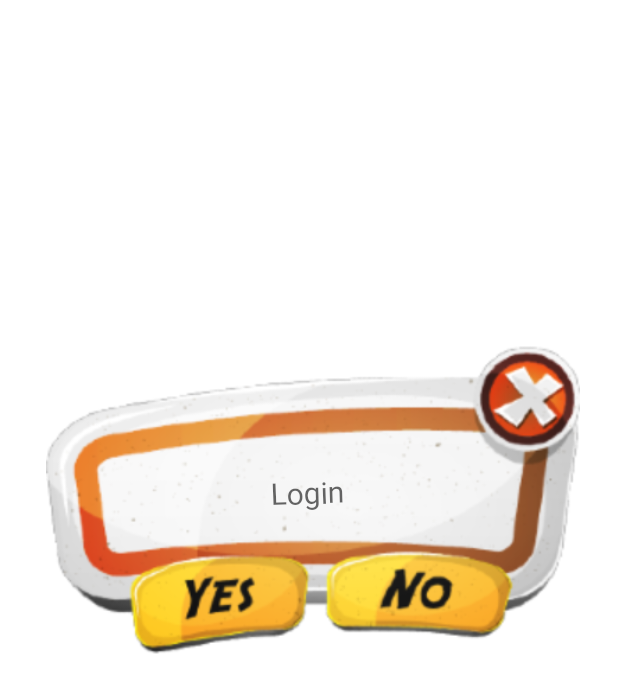
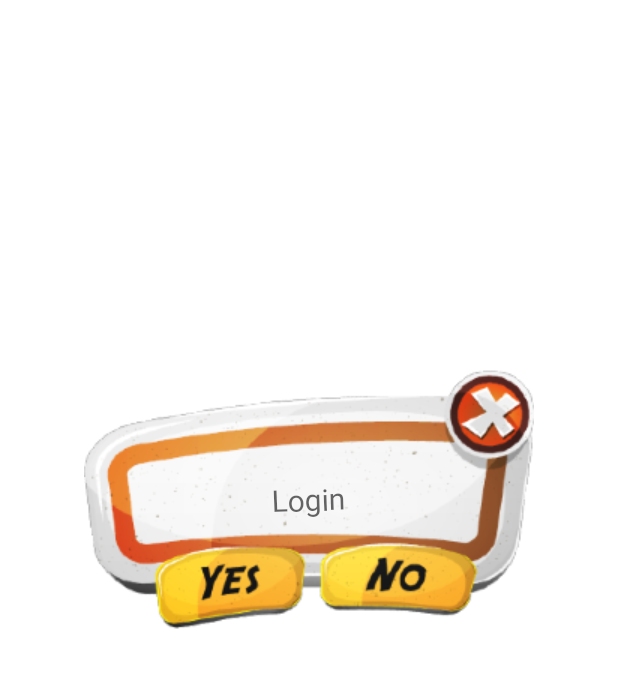
Before and after one commit to hkccchuang/Group_project, an Android app: the Login screen opened directly, with no data from a screen before it, on a phone screen of 412 x 824 dp. Shown: the top 693 px of the screen. Run offline under Robolectric (Android 15) with nearby library versions, the phone set to English and light mode, and no system bars.

Commit message:
initial commit

```diff
--- a/app/src/main/res/layout/activity_login.xml
+++ b/app/src/main/res/layout/activity_login.xml
@@ -8,8 +8,8 @@
 
     <ImageView
         android:id="@+id/imageRegister"
-        android:layout_width="384dp"
-        android:layout_height="225dp"
+        android:layout_width="wrap_content"
+        android:layout_height="wrap_content"
         android:layout_marginStart="55dp"
         android:layout_marginLeft="55dp"
         android:layout_marginTop="100dp"
@@ -26,10 +26,8 @@
 
     <EditText
         android:id="@+id/editUserName"
-        android:layout_width="250dp"
-        android:layout_height="82dp"
-        android:layout_marginStart="10dp"
-        android:layout_marginLeft="10dp"
+        android:layout_width="240dp"
+        android:layout_height="45dp"
         android:layout_marginBottom="10dp"
         android:background="@null"
         android:cursorVisible="false"
@@ -44,52 +42,52 @@
 
         app:layout_constraintBottom_toBottomOf="@+id/imageRegister"
         app:layout_constraintEnd_toEndOf="@+id/imageRegister"
-        app:layout_constraintStart_toStartOf="parent"
-        app:layout_constraintTop_toTopOf="@+id/imageRegister" />
+        app:layout_constraintStart_toStartOf="@+id/imageRegister"
+        app:layout_constraintTop_toTopOf="@+id/imageRegister"
+        app:layout_constraintVertical_bias="0.54" />
 
     <Button
         android:id="@+id/btnCancel"
-        android:layout_width="68dp"
-        android:layout_height="73dp"
-        android:layout_marginStart="310dp"
-        android:layout_marginLeft="310dp"
-        android:layout_marginTop="8dp"
-        android:layout_marginEnd="35dp"
-        android:layout_marginRight="35dp"
+        android:layout_width="52dp"
+        android:layout_height="61dp"
+        android:layout_marginTop="12dp"
+        android:background="@android:color/transparent"
+        android:contentDescription="@string/btn_cancel2"
         android:text="@string/btn_register"
-        android:contentDescription="@string/btn_cancel2"
         app:backgroundTint="@color/black"
-        android:background="@android:color/transparent"
-        app:layout_constraintEnd_toEndOf="parent"
-        app:layout_constraintHorizontal_bias="0.444"
+        app:layout_constraintEnd_toEndOf="@+id/imageRegister"
+        app:layout_constraintHorizontal_bias="0.96"
         app:layout_constraintStart_toStartOf="@+id/imageRegister"
         app:layout_constraintTop_toTopOf="@+id/imageRegister" />
 
     <Button
         android:id="@+id/btnConfirm"
-        android:layout_width="117dp"
-        android:layout_height="72dp"
-        android:layout_marginStart="90dp"
-        android:layout_marginLeft="90dp"
-        android:layout_marginBottom="5dp"
+        android:layout_width="wrap_content"
+        android:layout_height="wrap_content"
+        android:layout_marginStart="40dp"
+        android:layout_marginLeft="40dp"
+        android:layout_marginEnd="20dp"
+        android:layout_marginRight="20dp"
+        android:layout_marginBottom="16dp"
+        android:background="@android:color/transparent"
+        android:contentDescription="@string/btn_confirm"
         android:text="@string/btn_register"
         app:backgroundTint="@color/black"
-        android:background="@android:color/transparent"
-        android:contentDescription="@string/btn_confirm"
         app:layout_constraintBottom_toBottomOf="@+id/imageRegister"
-        app:layout_constraintStart_toStartOf="parent" />
+        app:layout_constraintEnd_toStartOf="@+id/btnCancel2"
+        app:layout_constraintStart_toStartOf="@+id/imageRegister" />
 
     <Button
         android:id="@+id/btnCancel2"
-        android:layout_width="122dp"
-        android:layout_height="64dp"
-        android:layout_marginStart="200dp"
-        android:layout_marginLeft="200dp"
-        android:layout_marginBottom="15dp"
+        android:layout_width="wrap_content"
+        android:layout_height="wrap_content"
+        android:layout_marginStart="168dp"
+        android:layout_marginLeft="168dp"
+        android:layout_marginBottom="20dp"
+        android:background="@android:color/transparent"
+        android:contentDescription="@string/btn_cancel"
         android:text="@string/btn_register"
         app:backgroundTint="@color/black"
-        android:background="@android:color/transparent"
-        android:contentDescription="@string/btn_cancel"
         app:layout_constraintBottom_toBottomOf="@+id/imageRegister"
         app:layout_constraintStart_toStartOf="@+id/imageRegister" />
 
--- a/app/src/main/res/layout/activity_stage1.xml
+++ b/app/src/main/res/layout/activity_stage1.xml
@@ -63,8 +63,8 @@
         android:background="@drawable/restart"
         android:contentDescription="@string/Restart"
         android:scaleType="fitXY"
-        app:layout_constraintEnd_toEndOf="@+id/btnHint"
-        app:layout_constraintStart_toStartOf="@+id/btnBack"
+        app:layout_constraintEnd_toStartOf="@+id/btnHint"
+        app:layout_constraintStart_toEndOf="@+id/btnBack"
         app:layout_constraintTop_toTopOf="parent"
         app:srcCompat="@drawable/restart" />
 
--- a/app/src/main/res/layout/activity_stage10.xml
+++ b/app/src/main/res/layout/activity_stage10.xml
@@ -62,8 +62,8 @@
         android:background="@drawable/restart"
         android:contentDescription="@string/Restart"
         android:scaleType="fitXY"
-        app:layout_constraintEnd_toEndOf="@+id/btnHint"
-        app:layout_constraintStart_toStartOf="@+id/btnBack"
+        app:layout_constraintEnd_toStartOf="@+id/btnHint"
+        app:layout_constraintStart_toEndOf="@+id/btnBack"
         app:layout_constraintTop_toTopOf="parent"
         app:srcCompat="@drawable/restart" />
 
--- a/app/src/main/res/layout/activity_stage7.xml
+++ b/app/src/main/res/layout/activity_stage7.xml
@@ -62,8 +62,8 @@
         android:background="@drawable/restart"
         android:contentDescription="@string/Restart"
         android:scaleType="fitXY"
-        app:layout_constraintEnd_toEndOf="@+id/btnHint"
-        app:layout_constraintStart_toStartOf="@+id/btnBack"
+        app:layout_constraintEnd_toStartOf="@+id/btnHint"
+        app:layout_constraintStart_toEndOf="@+id/btnBack"
         app:layout_constraintTop_toTopOf="parent"
         app:srcCompat="@drawable/restart" />
 
--- a/app/src/main/res/layout/activity_stage9.xml
+++ b/app/src/main/res/layout/activity_stage9.xml
@@ -62,8 +62,8 @@
         android:background="@drawable/restart"
         android:contentDescription="@string/Restart"
         android:scaleType="fitXY"
-        app:layout_constraintEnd_toEndOf="@+id/btnHint"
-        app:layout_constraintStart_toStartOf="@+id/btnBack"
+        app:layout_constraintEnd_toStartOf="@+id/btnHint"
+        app:layout_constraintStart_toEndOf="@+id/btnBack"
         app:layout_constraintTop_toTopOf="parent"
         app:srcCompat="@drawable/restart" />
 
```
Also changed, not shown: app/src/main/res/layout/activity_main.xml (+5 -6 lines), app/src/main/res/layout/activity_stage2.xml (+8 -8 lines), app/src/main/res/layout/activity_stage3.xml (+9 -4 lines), app/src/main/res/layout/activity_stage4.xml (+5 -4 lines), app/src/main/res/layout/activity_stage5.xml (+4 -4 lines), app/src/main/res/layout/activity_stage6.xml (+7 -6 lines), app/src/main/res/layout/activity_stage8.xml (+3 -4 lines), app/src/main/res/layout/activity_stage_selection.xml (+15 -0 lines), app/src/main/res/layout/activity_user_register.xml (+10 -10 lines), 2 other files.
